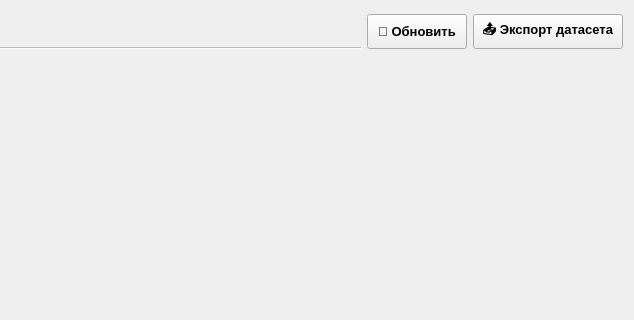
Before: the Qt Designer form src/interface_module/uis/tabs/dataset_tab.ui in b1t0nese/MacLearn, drawn with Qt 5; both pictures show x 126 to 760 and y 0 to 320 of the 760 by 500 pixel window.
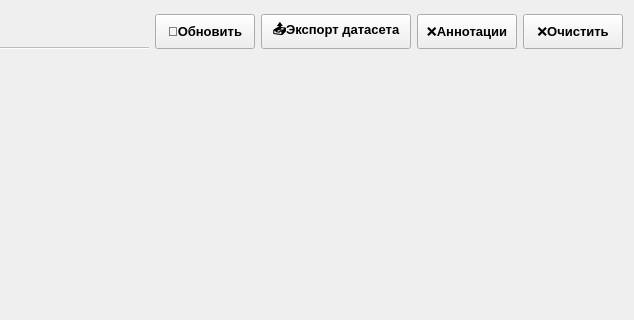
After: the same form once the commit is applied.

What changed in the file:
```diff
--- a/src/interface_module/uis/tabs/dataset_tab.ui
+++ b/src/interface_module/uis/tabs/dataset_tab.ui
@@ -107,7 +107,7 @@
         <string notr="true">font-size: 13px; font-weight: bold;</string>
        </property>
        <property name="text">
-        <string>🔁 Обновить</string>
+        <string>🔁Обновить</string>
        </property>
       </widget>
      </item>
@@ -135,7 +135,63 @@
         <string notr="true">font-size: 13px; font-weight: bold;</string>
        </property>
        <property name="text">
-        <string>📤 Экспорт датасета</string>
+        <string>📤Экспорт датасета</string>
+       </property>
+      </widget>
+     </item>
+     <item>
+      <widget class="QPushButton" name="btn_delete_annotations">
+       <property name="sizePolicy">
+        <sizepolicy hsizetype="Fixed" vsizetype="Fixed">
+         <horstretch>0</horstretch>
+         <verstretch>0</verstretch>
+        </sizepolicy>
+       </property>
+       <property name="minimumSize">
+        <size>
+         <width>100</width>
+         <height>35</height>
+        </size>
+       </property>
+       <property name="maximumSize">
+        <size>
+         <width>100</width>
+         <height>35</height>
+        </size>
+       </property>
+       <property name="styleSheet">
+        <string notr="true">font-size: 13px; font-weight: bold;</string>
+       </property>
+       <property name="text">
+        <string>❌Аннотации</string>
+       </property>
+      </widget>
+     </item>
+     <item>
+      <widget class="QPushButton" name="btn_delete_dataset">
+       <property name="sizePolicy">
+        <sizepolicy hsizetype="Fixed" vsizetype="Fixed">
+         <horstretch>0</horstretch>
+         <verstretch>0</verstretch>
+        </sizepolicy>
+       </property>
+       <property name="minimumSize">
+        <size>
+         <width>100</width>
+         <height>35</height>
+        </size>
+       </property>
+       <property name="maximumSize">
+        <size>
+         <width>100</width>
+         <height>35</height>
+        </size>
+       </property>
+       <property name="styleSheet">
+        <string notr="true">font-size: 13px; font-weight: bold;</string>
+       </property>
+       <property name="text">
+        <string>❌Очистить</string>
        </property>
       </widget>
      </item>
```
